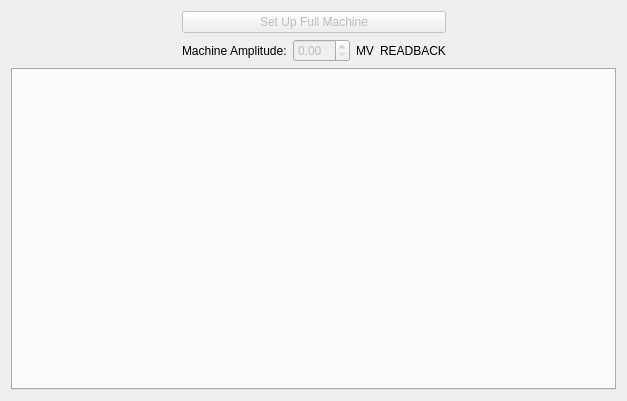
slaclab/srf_auto_setup, file setup.ui: the form before one commit.
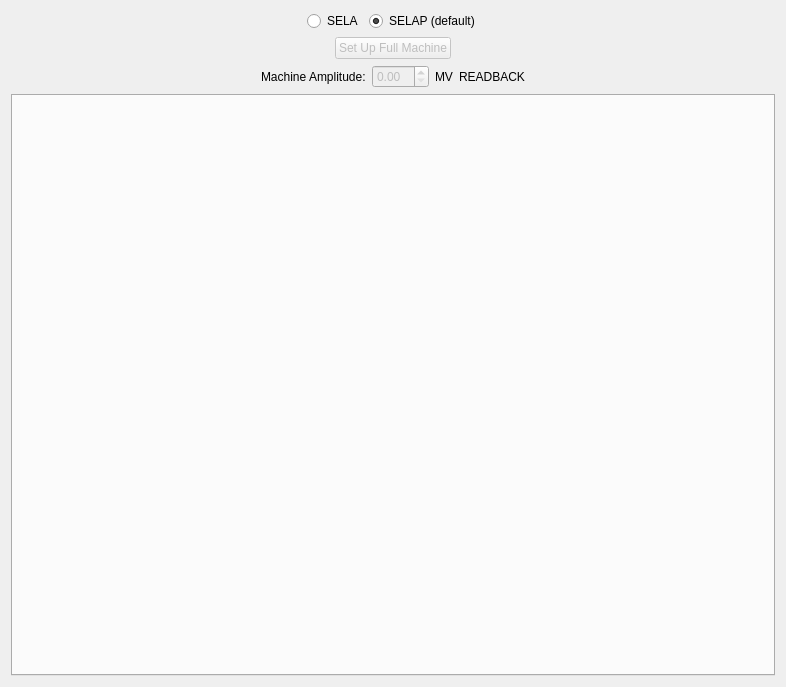
The form after the commit.

Commit message: implemented SELA setup

Patch:
```diff
--- a/setup.ui
+++ b/setup.ui
@@ -6,16 +6,18 @@
    <rect>
     <x>0</x>
     <y>0</y>
-    <width>627</width>
-    <height>401</height>
+    <width>786</width>
+    <height>687</height>
    </rect>
   </property>
   <property name="windowTitle">
    <string>Auto Setup</string>
   </property>
-  <layout class="QGridLayout" name="gridLayout">
-   <item row="1" column="5">
-    <spacer name="horizontalSpacer_6">
+  <layout class="QVBoxLayout" name="verticalLayout">
+   <item>
+    <layout class="QHBoxLayout" name="horizontalLayout_4">
+     <item>
+      <spacer name="horizontalSpacer_3">
      <property name="orientation">
       <enum>Qt::Horizontal</enum>
      </property>
@@ -27,8 +29,25 @@
      </property>
     </spacer>
    </item>
-   <item row="0" column="5">
-    <spacer name="horizontalSpacer_2">
+     <item>
+      <widget class="QRadioButton" name="sela_radio_button">
+       <property name="text">
+        <string>SELA</string>
+       </property>
+      </widget>
+     </item>
+     <item>
+      <widget class="QRadioButton" name="selap_radio_button">
+       <property name="text">
+        <string>SELAP (default)</string>
+       </property>
+       <property name="checked">
+        <bool>true</bool>
+       </property>
+      </widget>
+     </item>
+     <item>
+      <spacer name="horizontalSpacer_4">
      <property name="orientation">
       <enum>Qt::Horizontal</enum>
      </property>
@@ -40,14 +59,24 @@
      </property>
     </spacer>
    </item>
-   <item row="1" column="2">
-    <widget class="QDoubleSpinBox" name="machine_spinbox">
-     <property name="enabled">
-      <bool>false</bool>
-     </property>
-    </widget>
-   </item>
-   <item row="0" column="1" colspan="4">
+    </layout>
+   </item>
+   <item>
+    <layout class="QHBoxLayout" name="horizontalLayout_2">
+     <item>
+      <spacer name="horizontalSpacer">
+       <property name="orientation">
+        <enum>Qt::Horizontal</enum>
+       </property>
+       <property name="sizeHint" stdset="0">
+        <size>
+         <width>40</width>
+         <height>20</height>
+        </size>
+       </property>
+      </spacer>
+     </item>
+     <item>
     <widget class="QPushButton" name="machineSetupButton">
      <property name="enabled">
       <bool>false</bool>
@@ -57,7 +86,24 @@
      </property>
     </widget>
    </item>
-   <item row="1" column="0">
+     <item>
+      <spacer name="horizontalSpacer_2">
+       <property name="orientation">
+        <enum>Qt::Horizontal</enum>
+       </property>
+       <property name="sizeHint" stdset="0">
+        <size>
+         <width>40</width>
+         <height>20</height>
+        </size>
+       </property>
+      </spacer>
+     </item>
+    </layout>
+   </item>
+   <item>
+    <layout class="QHBoxLayout" name="horizontalLayout_3">
+     <item>
     <spacer name="horizontalSpacer_5">
      <property name="orientation">
       <enum>Qt::Horizontal</enum>
@@ -70,42 +116,51 @@
      </property>
     </spacer>
    </item>
-   <item row="1" column="3">
-    <widget class="QLabel" name="label_5">
-     <property name="text">
-      <string>MV</string>
-     </property>
-    </widget>
-   </item>
-   <item row="1" column="1">
+     <item>
     <widget class="QLabel" name="label">
      <property name="text">
       <string>Machine Amplitude:</string>
      </property>
     </widget>
    </item>
-   <item row="0" column="0">
-    <spacer name="horizontalSpacer">
-     <property name="orientation">
-      <enum>Qt::Horizontal</enum>
-     </property>
-     <property name="sizeHint" stdset="0">
-      <size>
-       <width>40</width>
-       <height>20</height>
-      </size>
-     </property>
-    </spacer>
-   </item>
-   <item row="2" column="0" colspan="6">
-    <widget class="QTabWidget" name="tabWidget_linac"/>
-   </item>
-   <item row="1" column="4">
-    <widget class="QLabel" name="label_2">
+     <item>
+      <widget class="QDoubleSpinBox" name="machine_spinbox">
+       <property name="enabled">
+        <bool>false</bool>
+       </property>
+      </widget>
+     </item>
+     <item>
+      <widget class="QLabel" name="label_5">
+       <property name="text">
+        <string>MV</string>
+       </property>
+      </widget>
+     </item>
+     <item>
+      <widget class="QLabel" name="machine_readback_label">
      <property name="text">
       <string>READBACK</string>
      </property>
     </widget>
+     </item>
+     <item>
+      <spacer name="horizontalSpacer_6">
+       <property name="orientation">
+        <enum>Qt::Horizontal</enum>
+       </property>
+       <property name="sizeHint" stdset="0">
+        <size>
+         <width>40</width>
+         <height>20</height>
+        </size>
+       </property>
+      </spacer>
+     </item>
+    </layout>
+   </item>
+   <item>
+    <widget class="QTabWidget" name="tabWidget_linac"/>
    </item>
   </layout>
  </widget>
```
Lines whose indentation alone changed are shown as unchanged. The commit also changes 1 other file.
